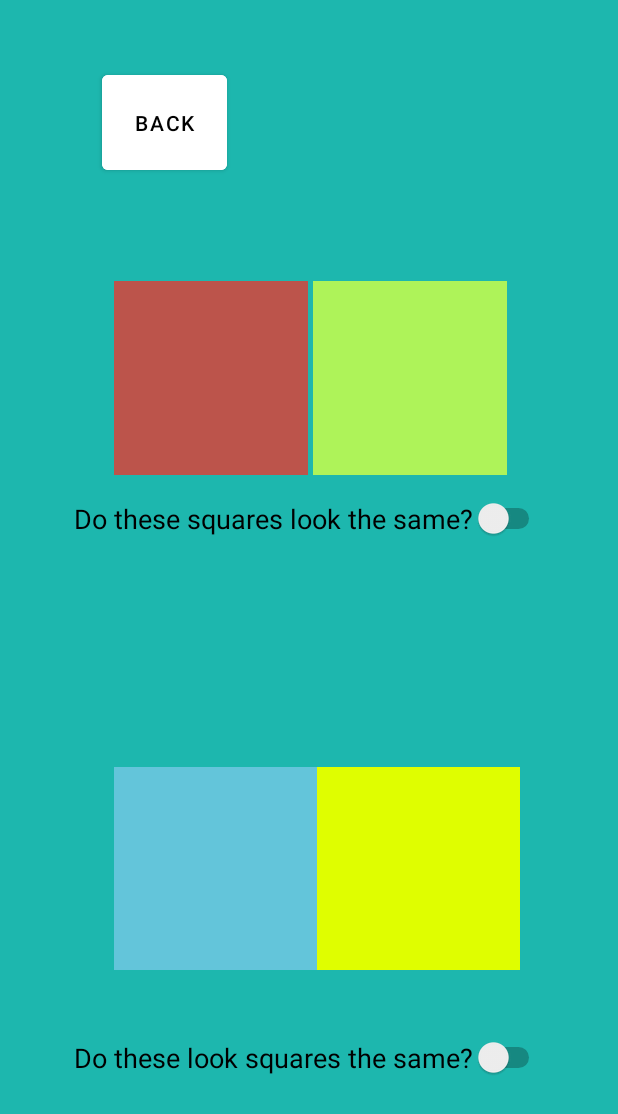
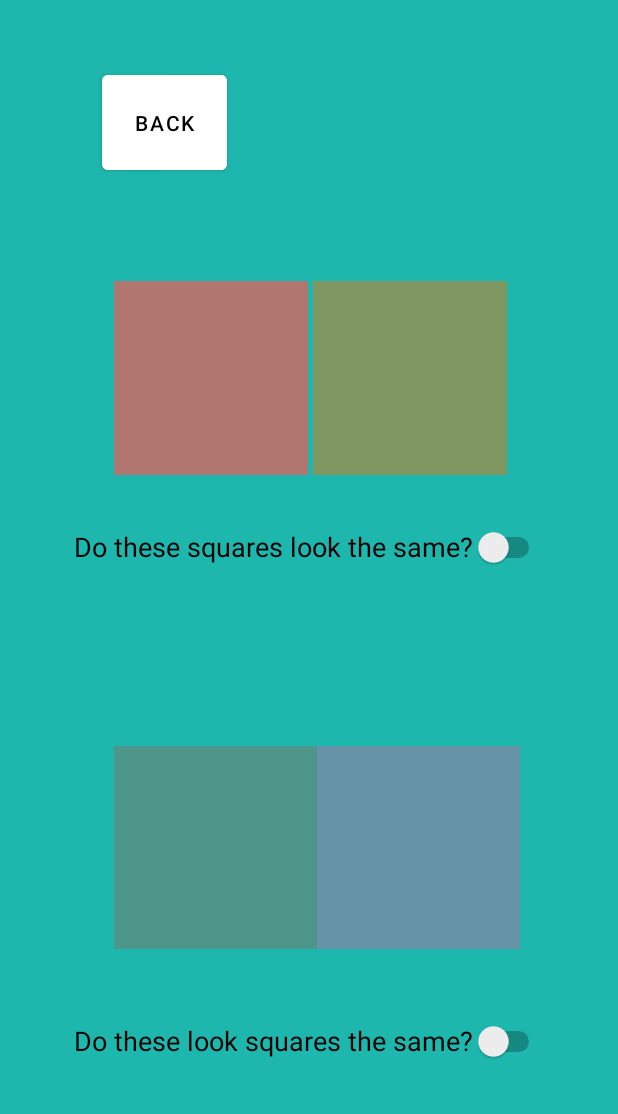
Before and after one commit to weshowe/HackTheHill2023, an Android app: the TestActivity screen opened directly, with no data from a screen before it, on a phone screen of 412 x 824 dp. Shown: the top 1114 px of the screen. Run offline under Robolectric (Android 15) with nearby library versions, the phone set to English and light mode, and no system bars.

Commit message:
Some more slight accessibilty changes

```diff
--- a/HueHunter/app/src/main/java/com/example/huehunter/TestActivity.java
+++ b/HueHunter/app/src/main/java/com/example/huehunter/TestActivity.java
@@ -44,13 +44,13 @@ public class TestActivity extends AppCompatActivity {
 
         Paint paint = new Paint();
         //paint.setStyle(Paint.Style.STROKE);
-        paint.setColor(Color.parseColor("#BC544B"));
+        paint.setColor(Color.parseColor("#b1766f"));
         redCanvas.drawRect(0, 0, 100, 100, paint);
-        paint.setColor(Color.parseColor("#AEF359"));
+        paint.setColor(Color.parseColor("#7e9760"));
         greenCanvas.drawRect(0, 0, 100, 100, paint);
-        paint.setColor(Color.parseColor("#63C5DA"));
+        paint.setColor(Color.parseColor("#4e9689"));
         blueCanvas.drawRect(0, 0, 100, 100, paint);
-        paint.setColor(Color.parseColor("#DFFE00"));
+        paint.setColor(Color.parseColor("#6693a8"));
         yellowCanvas.drawRect(0, 0, 100, 100, paint);
 
         ImageView redView = (ImageView)findViewById(R.id.red_square);
--- a/HueHunter/app/src/main/res/layout/activity_test.xml
+++ b/HueHunter/app/src/main/res/layout/activity_test.xml
@@ -31,12 +31,11 @@
     <Switch
         android:id="@+id/by_switch"
         android:layout_width="wrap_content"
-        android:layout_height="wrap_content"
-        android:layout_marginTop="332dp"
+        android:layout_height="65dp"
+        android:layout_marginTop="264dp"
+        android:text="Do these look squares the same?"
         android:textSize="18dp"
-        android:text="Do these look squares the same?"
         app:layout_constraintEnd_toEndOf="parent"
-        app:layout_constraintHorizontal_bias="0.502"
         app:layout_constraintStart_toStartOf="parent"
         app:layout_constraintTop_toBottomOf="@+id/rg_switch" />
 
@@ -44,7 +43,7 @@
         android:id="@+id/yellow_square"
         android:layout_width="135dp"
         android:layout_height="135dp"
-        android:layout_marginTop="152dp"
+        android:layout_marginTop="100dp"
         android:layout_marginEnd="16dp"
         app:layout_constraintEnd_toEndOf="parent"
         app:layout_constraintHorizontal_bias="0.0"
@@ -56,17 +55,17 @@
         android:layout_width="135dp"
         android:layout_height="135dp"
         android:layout_marginStart="76dp"
-        android:layout_marginTop="152dp"
+        android:layout_marginTop="100dp"
         app:layout_constraintStart_toStartOf="parent"
         app:layout_constraintTop_toBottomOf="@+id/rg_switch" />
 
     <Switch
         android:id="@+id/rg_switch"
         android:layout_width="wrap_content"
-        android:layout_height="wrap_content"
+        android:layout_height="65dp"
         android:layout_marginTop="332dp"
+        android:text="Do these squares look the same?"
         android:textSize="18dp"
-        android:text="Do these squares look the same?"
         app:layout_constraintEnd_toEndOf="parent"
         app:layout_constraintHorizontal_bias="0.502"
         app:layout_constraintStart_toStartOf="parent"
```
